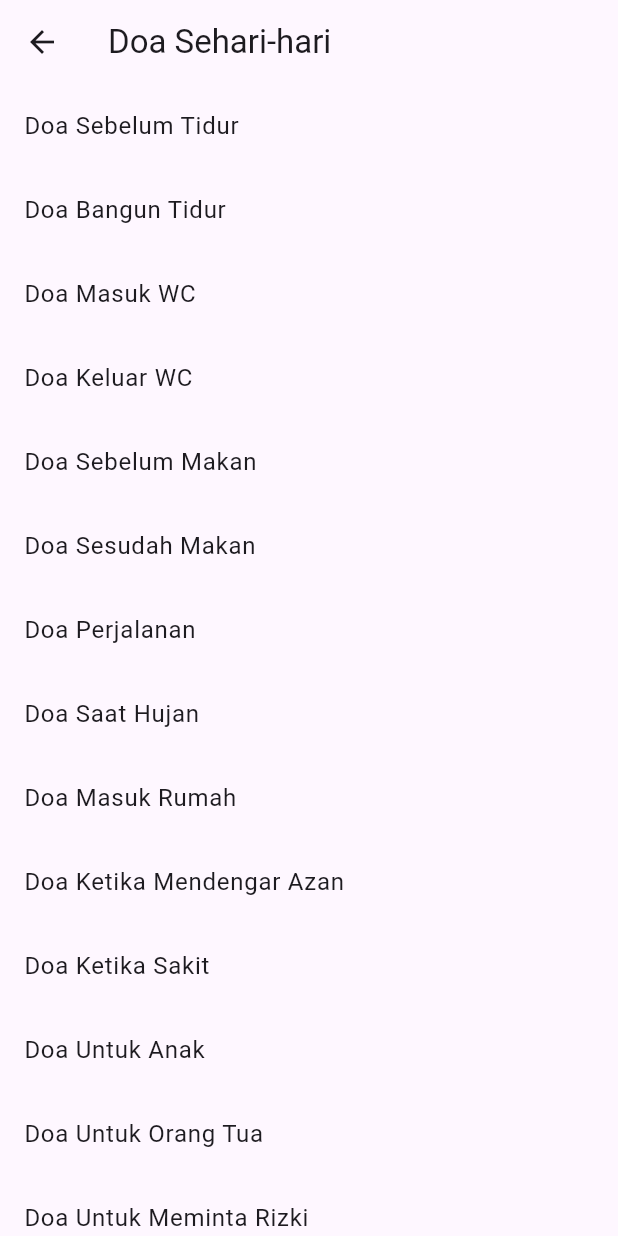
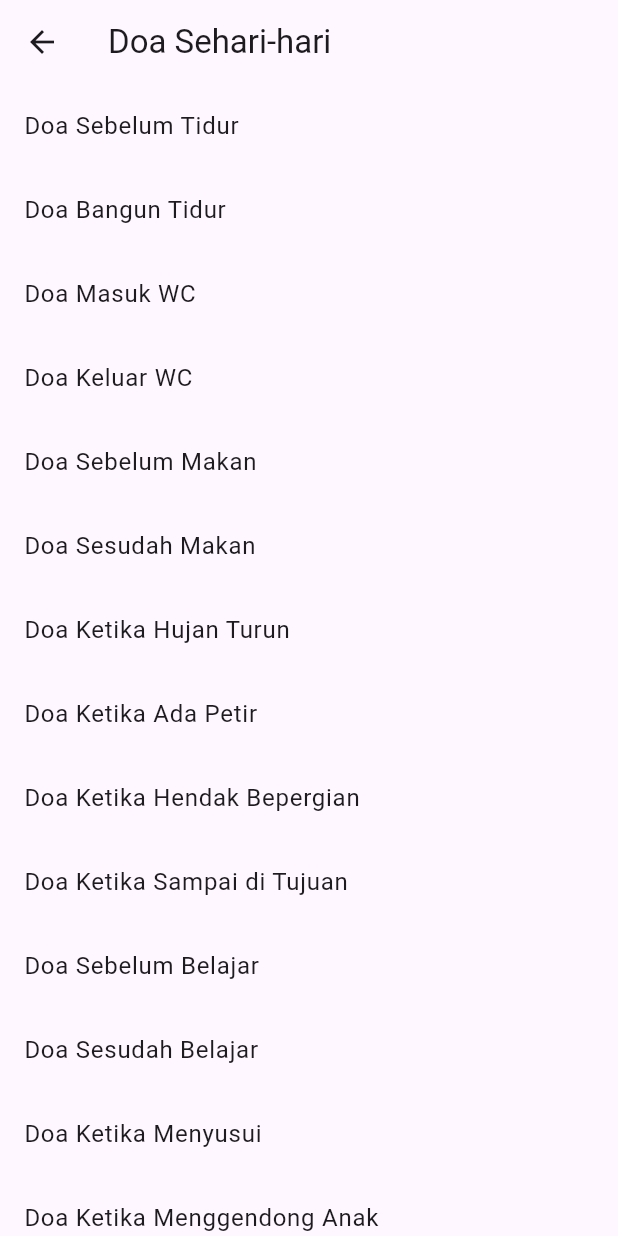
Before and after one commit to IlhamRichie/Tumanina-App, a Flutter app: the DoaScreen screen opened directly, on a phone screen of 412 x 824 dp. Run offline on Flutter 3.47's test engine with Material 3 defaults, Android fonts, the phone set to English and light mode, and no system bars; our stand-ins replace audioplayers, camera, flutter_compass, geolocator, google_fonts, shared_preferences and 1 more; accounts and stored records are empty.

Commit message:
Daily Du'a v2

```diff
--- a/lib/screens/chat_screen.dart
+++ b/lib/screens/chat_screen.dart
@@ -38,7 +38,7 @@ class _ChatScreenState extends State<ChatScreen> {
       backgroundColor: Color(0xFFF8F1E2),
       appBar: AppBar(
         title: Text(
-          'Chat Bot AI',
+          'Tumabot AI',
           style: GoogleFonts.roboto(color: Color(0xFF004C7E)),
         ),
         centerTitle: true,
--- a/lib/screens/fitur_doa/doa_detail_screen.dart
+++ b/lib/screens/fitur_doa/doa_detail_screen.dart
@@ -25,8 +25,19 @@ class DoaDetailScreen extends StatelessWidget {
             SizedBox(height: 8),
             Text(
               doa.arabic,
-              style: TextStyle(fontSize: 24, fontFamily: 'Amiri'), // Pilih font Arab
+              style: TextStyle(
+                  fontSize: 24, fontFamily: 'Amiri'), // Pilih font Arab
               textAlign: TextAlign.center,
+            ),
+            SizedBox(height: 16),
+            Text(
+              "Bacaan Latin:",
+              style: TextStyle(fontWeight: FontWeight.bold, fontSize: 18),
+            ),
+            SizedBox(height: 8),
+            Text(
+              doa.latin,
+              style: TextStyle(fontSize: 16, fontStyle: FontStyle.italic),
             ),
             SizedBox(height: 16),
             Text(
--- a/lib/screens/fitur_doa/doa_screen.dart
+++ b/lib/screens/fitur_doa/doa_screen.dart
@@ -5,12 +5,14 @@ import 'package:flutter/material.dart';
 class Doa {
   final String title;
   final String arabic;
+  final String latin;
   final String translation;
   final String timeToRead;
 
   Doa(
       {required this.title,
       required this.arabic,
+      required this.latin,
       required this.translation,
       required this.timeToRead});
 }
@@ -20,115 +22,221 @@ class DoaScreen extends StatelessWidget {
   final List<Doa> doaList = [
     Doa(
       title: "Doa Sebelum Tidur",
-      arabic: "بِسْمِكَ اللهم أَمُوتُ وَأَحْيَا",
-      translation: "Dengan nama-Mu Ya Allah, aku mati dan aku hidup.",
+      arabic: "بِسْمِكَ اللّٰهُمَّ أَمُوتُ وَأَحْيَا",
+      latin: "Bismika Allahumma amutu wa ahya",
+      translation: "Dengan nama-Mu, ya Allah, aku mati dan aku hidup.",
       timeToRead: "Sebelum tidur",
     ),
     Doa(
       title: "Doa Bangun Tidur",
       arabic:
-          "الحَمْدُ لِلّهِ الَّذِي أَحْيَانَا بَعْدَ مَا أَمَاتَنَا وَإِلَيْهِ النُّشُورُ",
+          "الحَمْدُ لِلّٰهِ الَّذِي أَحْيَانَا بَعْدَ مَا أَمَاتَنَا وَإِلَيْهِ النُّشُورُ",
+      latin:
+          "Alhamdu lillahi alladzi ahyana ba'da ma amatana wa ilaihin nushur",
       translation:
-          "Segala puji bagi Allah yang telah menghidupkan kami setelah mematikan kami, dan kepada-Nya kami kembali.",
+          "Segala puji bagi Allah yang telah menghidupkan kami setelah mematikan kami, dan hanya kepada-Nya kami akan kembali.",
       timeToRead: "Setelah bangun tidur",
     ),
     Doa(
       title: "Doa Masuk WC",
-      arabic:
-          "بِسْمِ اللّهِ اللّهُمَّ إِنِّي أَعُوذُ بِكَ مِنَ الْخُبُثِ وَالْخَبَائِثِ",
+      arabic: "اللّٰهُمَّ إِنِّي أَعُوذُ بِكَ مِنَ الْخُبْثِ وَالْخَبَائِثِ",
+      latin: "Allahumma inni a'udzu bika minal khubutsi wal khaba'its",
       translation:
-          "Dengan nama Allah, Ya Allah, aku berlindung kepada-Mu dari keburukan dan keburukan makhluk-Mu.",
-      timeToRead: "Sebelum masuk WC",
+          "Ya Allah, aku berlindung kepada-Mu dari kejahatan makhluk jin dan setan.",
+      timeToRead: "Saat masuk WC",
     ),
     Doa(
       title: "Doa Keluar WC",
       arabic: "غُفْرَانَكَ",
-      translation: "Ampunan-Mu ya Allah.",
-      timeToRead: "Setelah keluar WC",
+      latin: "Ghufranaka",
+      translation: "Aku memohon ampunan-Mu ya Allah.",
+      timeToRead: "Saat keluar WC",
     ),
     Doa(
       title: "Doa Sebelum Makan",
-      arabic: "بِسْمِ اللّهِ وَعَلَىٰ بَرَكَةِ اللّهِ",
-      translation: "Dengan nama Allah dan atas berkah Allah.",
+      arabic: "بِسْمِ اللّٰهِ وَبِسْمِكَ نَأْكُلُ",
+      latin: "Bismillah wa bismika na'kulu",
+      translation: "Dengan nama Allah, dan atas nama-Mu kami makan.",
       timeToRead: "Sebelum makan",
     ),
     Doa(
       title: "Doa Sesudah Makan",
       arabic:
-          "الحَمْدُ لِلّهِ الَّذِي أَطْعَمَنَا وَسَقَانَا وَجَعَلَنَا مُسْلِمِينَ",
+          "الحَمْدُ لِلّٰهِ الَّذِي أَطْعَمَنَا وَسَقَانَا وَجَعَلَنَا مِنَ المُسْلِمِينَ",
+      latin:
+          "Alhamdu lillahi alladzi ath'amana wa saqana wa ja'alna minal muslimin",
       translation:
-          "Segala puji bagi Allah yang telah memberi makan dan minum kami, serta menjadikan kami sebagai umat Islam.",
+          "Segala puji bagi Allah yang telah memberi makan dan minum kepada kami, serta menjadikan kami sebagai orang-orang Muslim.",
       timeToRead: "Sesudah makan",
     ),
     Doa(
-      title: "Doa Perjalanan",
-      arabic:
-          "اللّهُ أكْبَرُ اللّهُ أكْبَرُ اللّهُ أكْبَرُ سُبْحَانَ الَّذِي سَخَّرَ لَنَا هَذَا وَمَا كُنَّا لَهُ مُقْرِنِينَ",
-      translation:
-          "Allah Maha Besar, Allah Maha Besar, Allah Maha Besar. Maha Suci Allah yang telah menundukkan bagi kami kendaraan ini, padahal kami sebelumnya tidak mampu mengendalikannya.",
-      timeToRead: "Sebelum berpergian",
-    ),
-    Doa(
-      title: "Doa Saat Hujan",
-      arabic: "اللّهُمَّ صَيِّبًا نَافِعًا",
-      translation: "Ya Allah, turunkan hujan yang bermanfaat.",
+      title: "Doa Ketika Hujan Turun",
+      arabic: "اللّٰهُمَّ صَيِّبًا نَافِعًا",
+      latin: "Allahumma shayyiban nafi'an",
+      translation: "Ya Allah, turunkanlah hujan yang bermanfaat.",
       timeToRead: "Saat hujan turun",
     ),
     Doa(
-      title: "Doa Masuk Rumah",
+      title: "Doa Ketika Ada Petir",
       arabic:
-          "بِسْمِ اللّهِ وَلَجْنَا وَبِسْمِ اللّهِ خَرَجْنَا وَعَلَى اللّهِ رَبِّنَا تَوَكَّلْنَا",
+          "سُبْحَانَ الَّذِي يُسَبِّحُ الرَّعْدُ بِحَمْدِهِ وَالْمَلَائِكَةُ مِنْ خِيفَتِهِ",
+      latin:
+          "Subhanalladzi yusabbihur ra'du bihamdihi wal malaikatu min khifatihi",
       translation:
-          "Dengan nama Allah kami masuk dan dengan nama Allah kami keluar, dan hanya kepada Allah, Tuhan kami, kami bertawakal.",
-      timeToRead: "Saat masuk rumah",
+          "Maha Suci Allah yang guruh bertasbih dengan memuji-Nya, begitu pula para malaikat karena takut kepada-Nya.",
+      timeToRead: "Saat mendengar petir",
     ),
     Doa(
-      title: "Doa Ketika Mendengar Azan",
+      title: "Doa Ketika Hendak Bepergian",
       arabic:
-          "اللّهُمَّ رَبَّ هَذِهِ الدَّعْوَةِ التَّامَّةِ وَالصَّلَاةِ الْقَائِمَةِ آتِ مُحَمَّدًا الْوَسِيلَةَ وَالْفَضِيلَةَ وَابْعَثْهُ مَقَامًا مَّحْمُودًا الَّذِي وَعَدتَّهُ",
+          "اللّٰهُمَّ إِنَّا نَسْأَلُكَ فِي سَفَرِنَا هٰذَا البِرَّ وَالتَّقْوَىٰ وَمِنَ العَمَلِ مَا تَرْضَىٰ",
+      latin:
+          "Allahumma inna nas'aluka fi safarina hadzal birra wat-taqwa wa minal 'amali ma tardha",
       translation:
-          "Ya Allah, Tuhan pemilik seruan yang sempurna ini dan shalat yang didirikan, berikanlah kepada Nabi Muhammad wasilah dan keutamaan, serta tempat yang terpuji yang telah Engkau janjikan padanya.",
-      timeToRead: "Ketika mendengar azan",
+          "Ya Allah, kami memohon kepada-Mu kebaikan dan ketakwaan dalam perjalanan ini, serta amal yang Engkau ridai.",
+      timeToRead: "Saat hendak bepergian",
     ),
     Doa(
-      title: "Doa Ketika Sakit",
+      title: "Doa Ketika Sampai di Tujuan",
       arabic:
-          "اللّهُمَّ رَبَّ النَّاسِ أَذْهِبْ الْبَاسَ اشْفِهِ أَنْتَ الشَّافِي لَا شِفَاءَ إِلَّا شِفَاؤُكَ شِفَاءً لَا يُغَادِرُ سَقَمًا",
+          "اللّٰهُمَّ أَنْزِلْنِي مُنْزَلًا مُبَارَكًا وَأَنْتَ خَيْرُ المُنْزِلِينَ",
+      latin: "Allahumma anzilni munzalan mubarakan wa anta khairul munzilin",
       translation:
-          "Ya Allah, Tuhan seluruh umat manusia, hilangkan penyakit ini, sembuhkanlah dia, Engkaulah yang Maha Penyembuh, tidak ada kesembuhan kecuali kesembuhan dari-Mu, kesembuhan yang tidak meninggalkan penyakit.",
-      timeToRead: "Saat sakit",
+          "Ya Allah, turunkan aku di tempat yang penuh berkah, dan Engkau adalah sebaik-baik pemberi tempat.",
+      timeToRead: "Saat sampai di tujuan",
     ),
     Doa(
-      title: "Doa Untuk Anak",
-      arabic:
-          "رَبِّ هَبْ لِي مِن لَّدُنكَ ذُرِّيَّةً طَيِّبَةً إِنَّكَ سَمِيعُ الدُّعَاء",
+      title: "Doa Sebelum Belajar",
+      arabic: "رَبِّ زِدْنِي عِلْمًا وَارْزُقْنِي فَهْمًا",
+      latin: "Rabbi zidni 'ilman warzuqni fahman",
       translation:
-          "Ya Tuhanku, anugerahkanlah kepadaku keturunan yang baik, sesungguhnya Engkau Maha Mendengar doa.",
-      timeToRead: "Untuk anak",
+          "Ya Tuhanku, tambahkanlah aku ilmu, dan berilah aku pemahaman.",
+      timeToRead: "Sebelum belajar",
     ),
     Doa(
-      title: "Doa Untuk Orang Tua",
+      title: "Doa Sesudah Belajar",
       arabic:
-          "رَبِّ اغْفِرْ لِي وَلِوَالِدَيَّ وَلِلْمُؤْمِنِينَ يَوْمَ يَقُومُ الْحِسَاب",
+          "اللّٰهُمَّ انْفَعْنِي بِمَا عَلَّمْتَنِي وَعَلِّمْنِي مَا يَنْفَعُنِي وَزِدْنِي عِلْمًا",
+      latin:
+          "Allahumma anfa'ni bima 'allamtani wa 'allimni ma yanfa'uni wa zidni 'ilman",
       translation:
-          "Ya Tuhanku, ampunilah aku, kedua orang tuaku, dan orang-orang yang beriman pada hari terjadinya perhitungan amal.",
-      timeToRead: "Untuk orang tua",
+          "Ya Allah, manfaatkanlah ilmu yang telah Engkau ajarkan kepadaku, ajarkanlah aku ilmu yang bermanfaat, dan tambahkanlah aku ilmu.",
+      timeToRead: "Sesudah belajar",
     ),
     Doa(
-      title: "Doa Untuk Meminta Rizki",
-      arabic:
-          "اللّهُمَّ إِنِّي أَسْأَلُكَ رَحْمَتَكَ وَالْفَجْرَ وَالْخَيْرَ وَالْعَافِيَةَ وَالْغِنَى وَالرَّحْمَةَ",
+      title: "Doa Ketika Menyusui",
+      arabic: "اللّٰهُمَّ اجْعَلْنِي وَذُرِّيَتِي مِنَ الصَّالِحِينَ",
+      latin: "Allahumma aj'alni wa dzurriyati minash shalihin",
       translation:
-          "Ya Allah, aku memohon rahmat-Mu, keberkahan, kebaikan, kesehatan, kekayaan, dan kasih sayang.",
-      timeToRead: "Saat membutuhkan rizki",
+          "Ya Allah, jadikanlah aku dan keturunanku termasuk golongan orang-orang yang saleh.",
+      timeToRead: "Saat menyusui",
     ),
     Doa(
-      title: "Doa Agar Terhindar Dari Fitnah",
+      title: "Doa Ketika Menggendong Anak",
       arabic:
-          "اللّهُمَّ إِنَّا نَعُوذُ بِكَ مِنْ فِتْنَةِ الدُّنْيَا وَمَا فِيهَا وَمِنْ فِتْنَةِ الْمَسِيحِ الدَّجَّالِ",
+          "رَبَّنَا هَبْ لَنَا مِنْ أَزْوَاجِنَا وَذُرِّيَاتِنَا قُرَّةَ أَعْيُنٍ وَاجْعَلْنَا لِلْمُتَّقِينَ إِمَامًا",
+      latin:
+          "Rabbana hablana min azwajina wa dzurriyatina qurrata a'yunin waj'alna lil muttaqina imama",
       translation:
-          "Ya Allah, kami berlindung kepada-Mu dari fitnah dunia dan segala isinya serta dari fitnah Dajjal.",
-      timeToRead: "Untuk menghindari fitnah",
+          "Ya Tuhan kami, anugerahkanlah kepada kami pasangan dan keturunan sebagai penyejuk hati kami, dan jadikanlah kami pemimpin bagi orang-orang yang bertakwa.",
+      timeToRead: "Saat menggendong anak",
+    ),
+    Doa(
+      title: "Doa Ketika Akan Tidur Siang",
+      arabic:
+          "اللّٰهُمَّ اجْعَلْ نَوْمَنَا رَاحَةً لِبَدَنِنَا وَقُوَّةً لِعَمَلِنَا",
+      latin:
+          "Allahumma aj'al naumana rahatan libadanina wa quwwatan li'amalina",
+      translation:
+          "Ya Allah, jadikanlah tidur siang kami sebagai istirahat untuk badan kami dan kekuatan untuk amal kami.",
+      timeToRead: "Saat akan tidur siang",
+    ),
+    Doa(
+      title: "Doa Ketika Masuk Masjid",
+      arabic: "اللّهُمَّ افْتَحْ لِي أَبْوَابَ رَحْمَتِكَ",
+      latin: "Allahummaftah lii abwaaba rahmatika.",
+      translation: "Ya Allah, bukakanlah untukku pintu-pintu rahmat-Mu.",
+      timeToRead: "Saat masuk masjid",
+    ),
+    Doa(
+      title: "Doa Ketika Keluar Masjid",
+      arabic: "اللّهُمَّ إِنِّي أَسْأَلُكَ مِنْ فَضْلِكَ",
+      latin: "Allahumma innii as-aluka min fadhlika.",
+      translation:
+          "Ya Allah, sesungguhnya aku memohon kepada-Mu keutamaan dari-Mu.",
+      timeToRead: "Saat keluar masjid",
+    ),
+    Doa(
+      title: "Doa Ketika Memakai Pakaian Baru",
+      arabic:
+          "اللّهُمَّ لَكَ الْحَمْدُ كَمَا كَسَوْتَنِيهِ أَسْأَلُكَ خَيْرَهُ وَخَيْرَ مَا صُنِعَ لَهُ وَأَعُوذُ بِكَ مِنْ شَرِّهِ وَشَرِّ مَا صُنِعَ لَهُ",
+      latin:
+          "Allahumma lakal hamdu kama kasautaniihi as-aluka khairahu wa khaira ma shuni’a lahu wa a’udzu bika min syarrihi wa syarri ma shuni’a lahu.",
+      translation:
+          "Ya Allah, segala puji hanya untuk-Mu sebagaimana Engkau telah memakaikan pakaian ini kepadaku. Aku memohon kebaikannya dan kebaikan dari apa yang dibuat untuknya, serta aku berlindung kepada-Mu dari kejelekannya dan kejelekan dari apa yang dibuat untuknya.",
+      timeToRead: "Saat memakai pakaian baru",
+    ),
+    Doa(
+      title: "Doa Ketika Bercermin",
+      arabic: "اللّهُمَّ كَمَا أَحْسَنْتَ خَلْقِي فَحَسِّنْ خُلُقِي",
+      latin: "Allahumma kamaa ahsanta kholqii fahassin khuluqii.",
+      translation:
+          "Ya Allah, sebagaimana Engkau telah memperindah kejadianku, maka perindahlah akhlakku.",
+      timeToRead: "Saat bercermin",
+    ),
+    Doa(
+      title: "Doa Ketika Mendengar Petir",
+      arabic:
+          "سُبْحَانَ الَّذِي يُسَبِّحُ الرَّعْدُ بِحَمْدِهِ وَالْمَلَائِكَةُ مِنْ خِيفَتِهِ",
+      latin:
+          "Subhaanal ladzi yusabbihur ra’du bihamdihi wal malaa-ikatu min khifatihi.",
+      translation:
+          "Maha Suci Allah yang petir bertasbih dengan memuji-Nya, begitu pula para malaikat karena takut kepada-Nya.",
+      timeToRead: "Ketika mendengar petir",
+    ),
+    Doa(
+      title: "Doa Ketika Melihat Hilal",
+      arabic:
+          "اللّهُمَّ أَهِلَّهُ عَلَيْنَا بِالْأَمْنِ وَالْإِيمَانِ وَالسَّلَامَةِ وَالإِسْلاَمِ وَالتَّوْفِيقِ لِمَا تُحِبُّ وَتَرْضَى",
+      latin:
+          "Allahumma ahillahu ‘alaynaa bil amni wal iimaan, wassalaamati wal islaam, wat tawfiiqi limaa tuhibbu wa tardhaa.",
+      translation:
+          "Ya Allah, munculkanlah hilal kepada kami dengan keamanan, iman, keselamatan, Islam, dan taufik kepada apa yang Engkau cintai dan ridhai.",
+      timeToRead: "Saat melihat hilal",
+    ),
+    Doa(
+      title: "Doa Ketika Bersin",
+      arabic: "الحَمْدُ لِلّهِ",
+      latin: "Alhamdulillah.",
+      translation: "Segala puji bagi Allah.",
+      timeToRead: "Setelah bersin",
+    ),
+    Doa(
+      title: "Doa Ketika Mendengar Orang Bersin",
+      arabic: "يَرْحَمُكَ اللَّهُ",
+      latin: "Yarhamukallah.",
+      translation: "Semoga Allah merahmatimu.",
+      timeToRead: "Ketika mendengar orang bersin",
+    ),
+    Doa(
+      title: "Doa Ketika Melihat Orang Sakit",
+      arabic:
+          "الحَمْدُ لِلّهِ الَّذِي عَافَانِي مِمَّا ابْتَلَاكَ بِهِ وَفَضَّلَنِي عَلَى كَثِيرٍ مِمَّنْ خَلَقَ تَفْضِيلًا",
+      latin:
+          "Alhamdulillahil ladzi ‘aafaani mimmaab talaaka bihi wa fadh-dholanii ‘ala katsiirin mimman kholaq tafdhiilaa.",
+      translation:
+          "Segala puji bagi Allah yang telah menyelamatkan aku dari apa yang menimpamu dan yang telah memberikan keutamaan kepadaku atas kebanyakan makhluk-Nya.",
+      timeToRead: "Ketika melihat orang sakit",
+    ),
+    Doa(
+      title: "Doa Ketika Melihat Orang Mendapat Musibah",
+      arabic:
+          "إِنَّا لِلَّهِ وَإِنَّا إِلَيْهِ رَاجِعُونَ، اللّهُمَّ أْجُرْنِي فِي مُصِيبَتِي وَاخْلُفْ لِي خَيْرًا مِنْهَا",
+      latin:
+          "Innalillahi wa inna ilaihi raaji’uun, Allahumma ajurnii fii mushiibatii wakhluf lii khairan minhaa.",
+      translation:
+          "Sesungguhnya kami milik Allah dan kepada-Nya kami kembali. Ya Allah, berilah aku ganjaran dalam musibahku ini dan gantikanlah untukku yang lebih baik darinya.",
+      timeToRead: "Ketika melihat orang mendapat musibah",
     ),
   ];
 
--- a/lib/services/api_service.dart
+++ b/lib/services/api_service.dart
@@ -7,9 +7,10 @@ class ApiService {
   final String flaskBaseUrl = "http://127.0.0.1:5000"; // Ganti jika URL berbeda
 
   // URL dan Key API Groq
-  final String groqApiKey = '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'; // Ganti dengan API Key Anda
+  final String groqApiKey =
+      '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'; // Ganti dengan API Key Anda
   final String groqBaseUrl = 'https://api.groq.com/openai/v1';
-  final String groqModel = 'llama3-8b-8192-tool-use-preview';
+  final String groqModel = 'llama3-groq-8b-8192-tool-use-preview';
 
   /// Fungsi untuk mengirim frame ke server Flask
   Future<Map<String, dynamic>> sendFrame(File imageFile) async {
@@ -46,7 +47,11 @@ class ApiService {
         },
         body: jsonEncode({
           "messages": [
-            {"role": "system", "content": "You are a helpful assistant."},
+            {
+              "role": "system",
+              "content":
+                  "Anda adalah Tumabot, Virtual Asisten Islami. Anda adalah chatbot Islami yang hanya berbicara dalam bahasa Indonesia. Jawaban Anda harus mengandung nilai-nilai Islami, sopan, dan penuh inspirasi. Jika memungkinkan, gunakan salam seperti 'Assalamu'alaikum' dan akhiri dengan doa atau kata motivasi Islami. dilarang menggunakan bahasa Inggris dalam jawaban, meskipun pengguna bertanya dalam bahasa Inggris."
+            },
             {"role": "user", "content": userMessage}
           ],
           "model": groqModel,
@@ -64,8 +69,10 @@ class ApiService {
           'Failed to fetch response: ${response.statusCode}, ${response.body}',
         );
       }
-    } catch (e) {
-      return 'Error: $e';
+    } on SocketException {
+      return "Maaf, sepertinya Anda sedang offline. Pastikan koneksi internet Anda aktif untuk menggunakan Tumabot.";
+    } on Exception catch (e) {
+      return "Maaf, terjadi masalah teknis: $e. Silakan coba lagi nanti.";
     }
   }
 }
```
Also changed, not shown: 1 other file.
